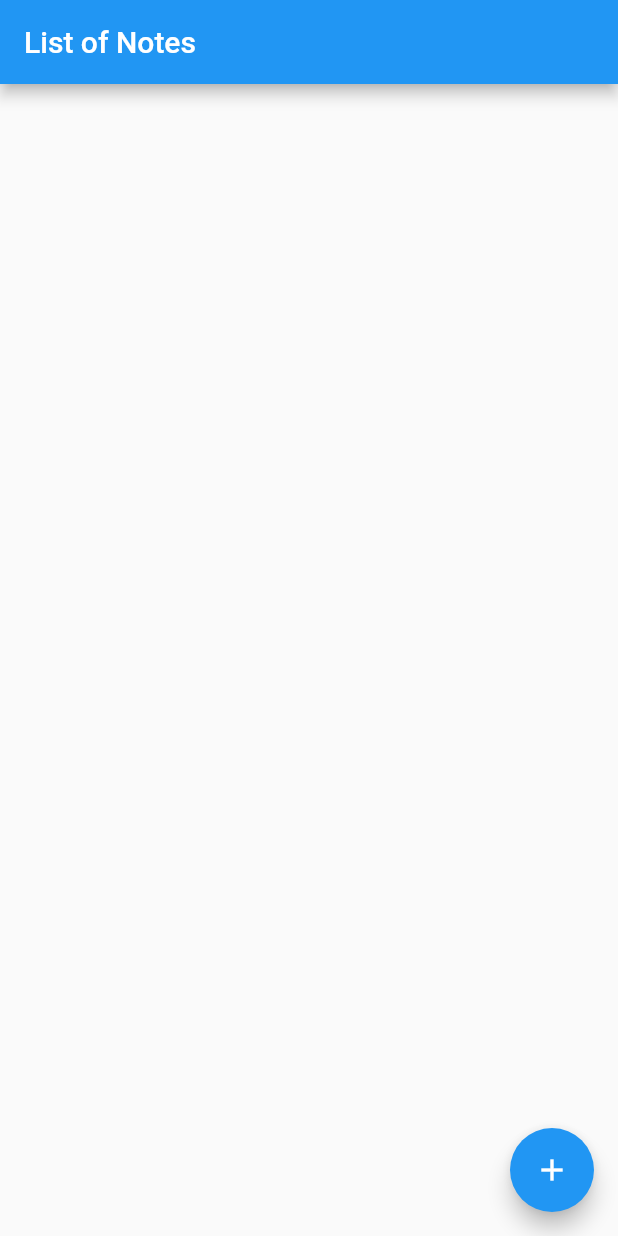
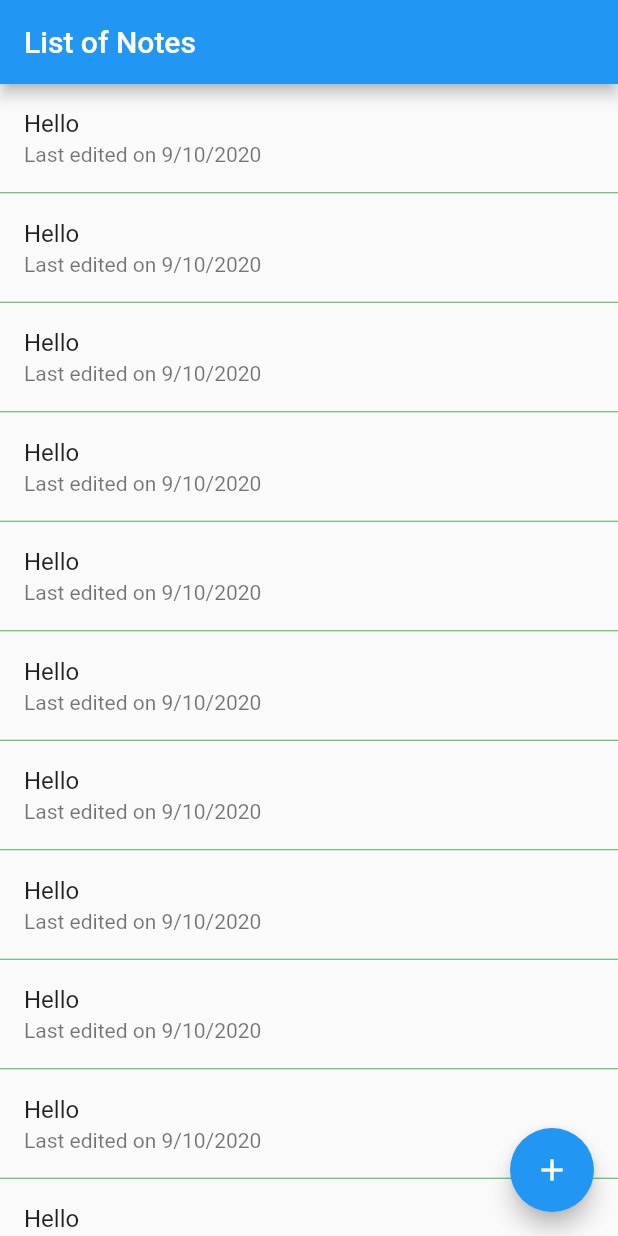
Before and after one commit to cojarepublic/api-test, a Flutter app: the screen it shows after launch, on a phone screen of 412 x 824 dp. Run offline on Flutter 3.47's test engine with Material 2 defaults, Android fonts, the phone set to English and light mode, and no system bars.

Commit message:
edited notes screen

```diff
--- a/lib/views.dart/notes_list.dart
+++ b/lib/views.dart/notes_list.dart
@@ -1,6 +1,29 @@
+import 'package:api_test/models/note_for_listing.dart';
 import 'package:flutter/material.dart';
 
 class NotesList extends StatelessWidget {
+
+final List notes = [
+  NoteForListing(
+    noteID: '1',
+    createDateTime: DateTime.now(),
+    lastEditDateTime: DateTime.now(),
+    noteTitle: 'Note 1',
+  ),
+  NoteForListing(
+    noteID: '2',
+    createDateTime: DateTime.now(),
+    lastEditDateTime: DateTime.now(),
+    noteTitle: 'Note 2',
+  ),
+  NoteForListing(
+    noteID: '3',
+    createDateTime: DateTime.now(),
+    lastEditDateTime: DateTime.now(),
+    noteTitle: 'Note 3',
+  ),
+];
+
   @override
   Widget build(BuildContext context) {
     return Scaffold(
@@ -11,7 +34,16 @@ class NotesList extends StatelessWidget {
         onPressed: () {},
         child: Icon(Icons.add),
       ),
-      body: Container(),
+      body: ListView.separated(
+        separatorBuilder: (context, index) => Divider(height: 1, color: Colors.green,),
+        itemBuilder: (context, index) {
+          return ListTile(
+            title: Text('Hello'),
+            subtitle: Text('Last edited on 9/10/2020'),
+          );
+        } ,
+        itemCount: 30,
+      ),
     );
   }
 }
```
Also changed, not shown: lib/models/note_for_listing.dart (added).
